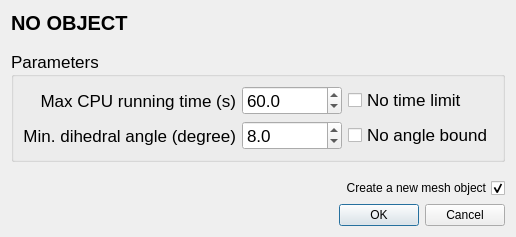
Qt form Polyhedron/demo/Polyhedron/Plugins/Mesh_3/Local_optimizers_dialog.ui (CGAL/cgal) before a commit.
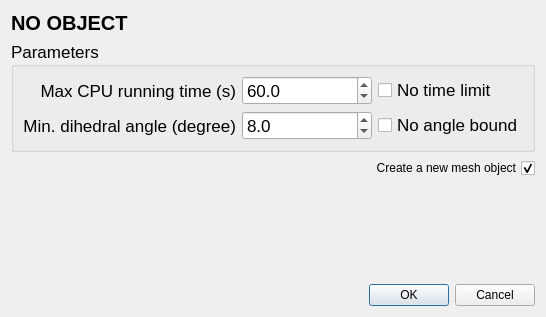
The same form after that commit.

Commit message: Rework of the Local_optimizer_dialog

```diff
--- a/Polyhedron/demo/Polyhedron/Plugins/Mesh_3/Local_optimizers_dialog.ui
+++ b/Polyhedron/demo/Polyhedron/Plugins/Mesh_3/Local_optimizers_dialog.ui
@@ -1,6 +1,14 @@
 <ui version="4.0">
  <class>LocalOptim_dialog</class>
  <widget class="QDialog" name="LocalOptim_dialog">
+  <property name="geometry">
+   <rect>
+    <x>0</x>
+    <y>0</y>
+    <width>546</width>
+    <height>317</height>
+   </rect>
+  </property>
   <property name="sizePolicy">
    <sizepolicy hsizetype="Preferred" vsizetype="Preferred">
     <horstretch>0</horstretch>
@@ -31,22 +39,6 @@
      </property>
     </widget>
    </item>
-   <item>
-    <spacer name="verticalSpacer">
-     <property name="orientation">
-      <enum>Qt::Vertical</enum>
-     </property>
-     <property name="sizeType">
-      <enum>QSizePolicy::MinimumExpanding</enum>
-     </property>
-     <property name="sizeHint" stdset="0">
-      <size>
-       <width>20</width>
-       <height>10</height>
-      </size>
-     </property>
-    </spacer>
-   </item>
    <item>
     <widget class="QGroupBox" name="groupBox">
      <property name="font">
@@ -57,7 +49,7 @@
      <property name="title">
       <string>Parameters</string>
      </property>
-     <layout class="QGridLayout" name="gridLayout_2">
+     <layout class="QGridLayout" name="gridLayout_2" columnstretch="0,1,0">
       <item row="0" column="0">
        <widget class="QLabel" name="timeLabel">
         <property name="text">
@@ -142,22 +134,6 @@
      </layout>
     </widget>
    </item>
-   <item>
-    <spacer name="verticalSpacer_3">
-     <property name="orientation">
-      <enum>Qt::Vertical</enum>
-     </property>
-     <property name="sizeType">
-      <enum>QSizePolicy::Fixed</enum>
-     </property>
-     <property name="sizeHint" stdset="0">
-      <size>
-       <width>20</width>
-       <height>10</height>
-      </size>
-     </property>
-    </spacer>
-   </item>
    <item>
     <layout class="QHBoxLayout" name="horizontalLayout">
      <item>
@@ -175,6 +151,22 @@
      </item>
     </layout>
    </item>
+   <item>
+    <spacer name="verticalSpacer_3">
+     <property name="orientation">
+      <enum>Qt::Vertical</enum>
+     </property>
+     <property name="sizeType">
+      <enum>QSizePolicy::Expanding</enum>
+     </property>
+     <property name="sizeHint" stdset="0">
+      <size>
+       <width>0</width>
+       <height>0</height>
+      </size>
+     </property>
+    </spacer>
+   </item>
    <item>
     <widget class="QDialogButtonBox" name="buttonBox">
      <property name="orientation">
```
Left out of the diff: 1 changed line with no effect on the pictures. The commit also changes 2 other files.
